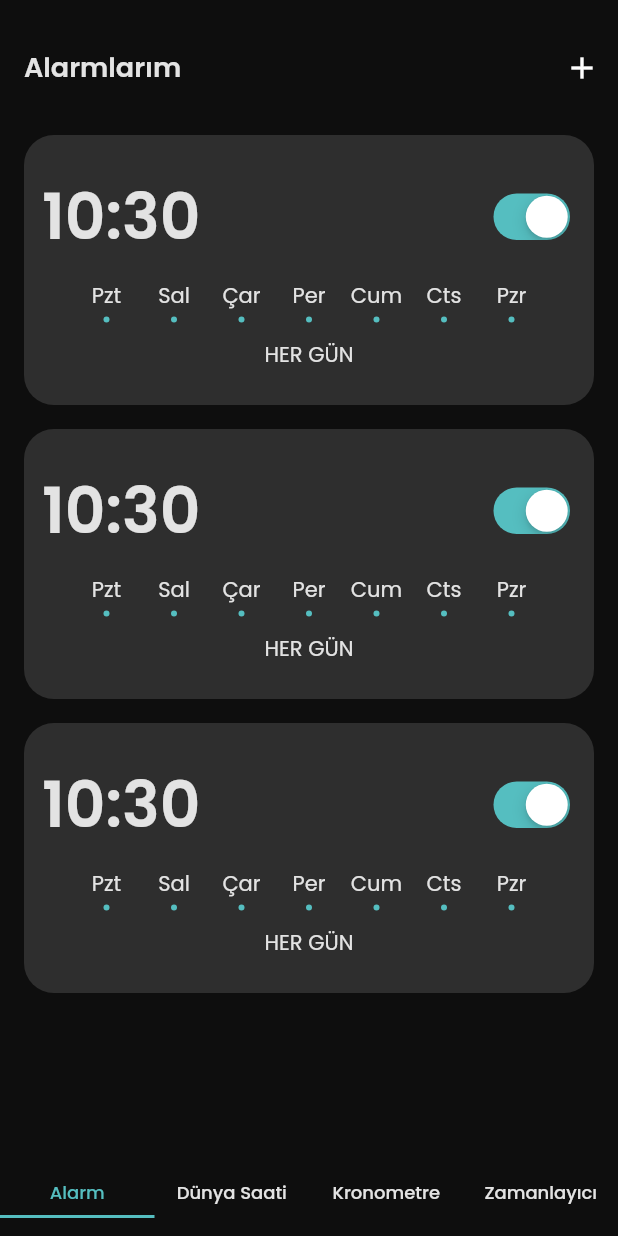
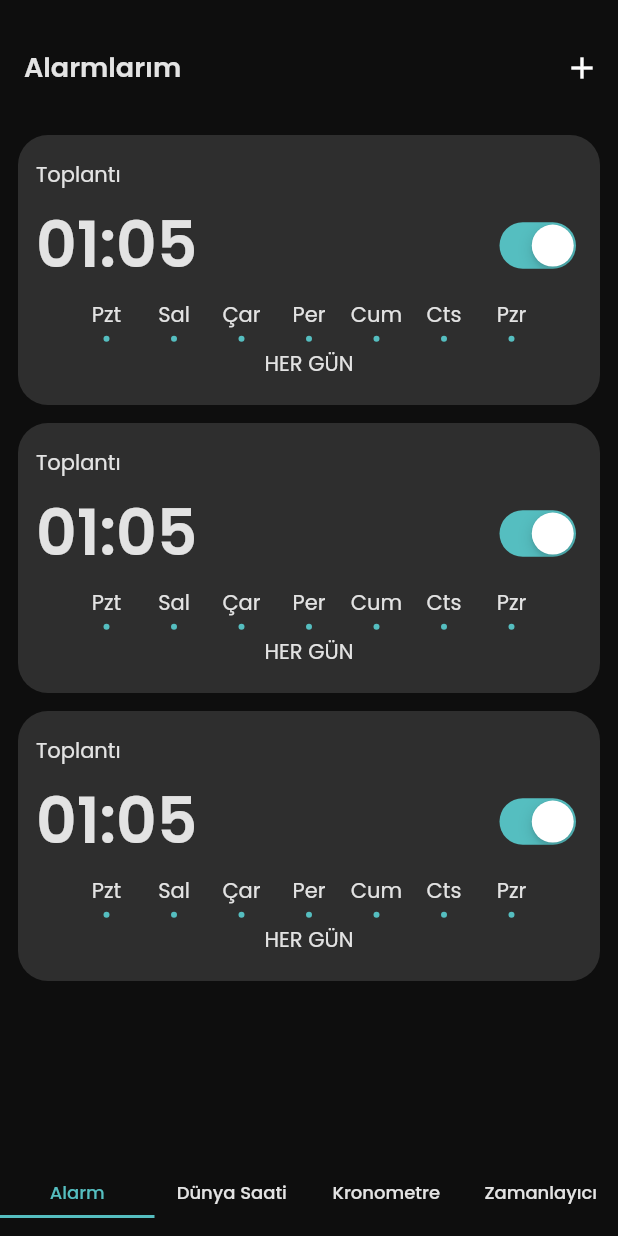
Before and after one commit to AkinBozburun/Clock-App-Flutter, a Flutter app: the screen it shows after launch, on a phone screen of 412 x 824 dp. Run offline on Flutter 3.47's test engine with Material 2 defaults, Android fonts, the phone set to English and light mode, and no system bars; our stand-ins replace awesome_notifications, flutter_screenutil, hive, hive_flutter; missing offline and left inert: android_alarm_manager_plus; accounts and stored records are empty.

Commit message:
Working on adding alarms in hive alarm list

```diff
--- /dev/null
+++ b/lib/core/box models/alarm_model.dart
@@ -0,0 +1,19 @@
+import 'package:hive/hive.dart';
+
+part 'alarm_model.g.dart';
+
+@HiveType(typeId: 1)
+class Country
+{
+  @HiveField(0)
+  late String hour;
+
+  @HiveField(1)
+  late String minute;
+
+  @HiveField(2)
+  late bool isActive;
+
+  @HiveField(3)
+  late List<String> days;
+}
--- a/lib/core/providers.dart
+++ b/lib/core/providers.dart
@@ -24,11 +24,10 @@ class AlarmProvider extends ChangeNotifier
     String dateTxt = "$year-$mn-$d $h:$m:00";
 
     return DateTime.parse(dateTxt);
-    //"$h : $m";
   }
 
   @pragma('vm:entry-point')
-  static void showAlarm()
+  static void showAlarmNotification()
   {
     NotificationService.showNotification(title: "Alarm", body: "Alarm çalıyor!",
     category: NotificationCategory.Alarm,actionType: ActionType.KeepOnTop,
@@ -52,7 +51,6 @@ class WorldClockProvider extends ChangeNotifier
     {
       result = jsonDecode(value.body);
       _listBox(result,index);
-
     });
   }
   _listBox(result,index)
@@ -64,7 +62,6 @@ class WorldClockProvider extends ChangeNotifier
     ..country = result["timezone"]
     ..timeGap = setTimeInfo(1,result)
     ..result = result;
-
 
     box.put(result["timezone"], con);
 
--- a/lib/pages/alarm_page.dart
+++ b/lib/pages/alarm_page.dart
@@ -13,7 +13,8 @@ class AlarmPage extends StatefulWidget
 
 class _AlarmPageState extends State<AlarmPage>
 {
-  TimeOfDay time = const TimeOfDay(hour: 10, minute: 30);
+  String alarmName = "Toplantı";
+  TimeOfDay time = const TimeOfDay(hour: 1, minute: 5);
 
   @override
   Widget build(BuildContext context)
@@ -27,19 +28,17 @@ class _AlarmPageState extends State<AlarmPage>
       appBar: AppBar
       (
         title: Text("Alarmlarım",style: AppStyles.timeTxtStyleB),
-        backgroundColor: Colors.transparent,
+        backgroundColor: AppStyles.backGroundColor,
         elevation: 0,
         toolbarHeight: 90,
-        actions:[IconButton(onPressed: ()
-        {
-          Navigator.push(context, MaterialPageRoute(builder: (context) => const AddAlarm()));
-        },
+        actions: [IconButton(onPressed: () => Navigator.push(context,
+        MaterialPageRoute(builder: (context) => const AddAlarm())),
         icon: const Icon(Icons.add))],
       ),
       body: ListView.builder
       (
         itemCount: 3,
-        itemBuilder: (context, index) => alarmCard(hours, minutes,context),
+        itemBuilder: (context, index) => alarmCard(alarmName,hours, minutes,context),
       ),
     );
   }
--- a/lib/widgets/alarm/alarm_card.dart
+++ b/lib/widgets/alarm/alarm_card.dart
@@ -1,15 +1,23 @@
 import 'package:flutter/cupertino.dart';
+import 'package:flutter/material.dart';
+import 'package:flutter_screenutil/flutter_screenutil.dart';
 import 'package:my_clock_app/styles/app_style.dart';
 
-Widget alarmCard(hours,minutes,context)
+Widget alarmCard(alarmName,hours,minutes,context)
 {
   List days = ["Pzt","Sal","Çar","Per","Cum","Cts","Pzr"];
   bool switchValue = true;
-  return Container
+  return Padding
+  (
+    padding: const EdgeInsets.only(left: 12,right: 12,bottom: 12),
+    child: InkWell
+    (
+      onTap: (){},
+      child: Ink
       (
         height: 180,
+        width: ScreenUtil().screenWidth/2,
         padding: const EdgeInsets.all(12),
-    margin: const EdgeInsets.only(left: 16,right: 16,bottom: 16),
         decoration: BoxDecoration
         (
           color: AppStyles.cardColor,
@@ -20,6 +28,7 @@ Widget alarmCard(hours,minutes,context)
           mainAxisAlignment: MainAxisAlignment.spaceEvenly,
           children:
           [
+            Align(alignment: AlignmentDirectional.topStart,child: Text(alarmName,style: AppStyles.subTxtStyle)),
             Row
             (
               mainAxisAlignment: MainAxisAlignment.spaceBetween,
@@ -59,5 +68,7 @@ Widget alarmCard(hours,minutes,context)
             Text("HER GÜN",style: AppStyles.subTxtStyle),
           ],
         ),
+      ),
+    ),
   );
 }
```
Also changed, not shown: lib/pages/world_clock_page.dart (+8 -0 lines), lib/widgets/alarm/add_alarm.dart (+13 -8 lines), lib/widgets/alarm/alarm_time_picker.dart (+0 -10 lines), lib/core/box models/alarm_model.g.dart (added). Lines whose indentation alone changed are shown as unchanged.
